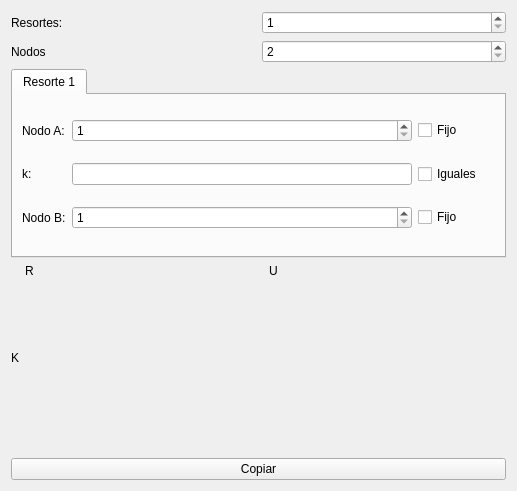
adnksharp/fem-springs, file app/form.ui: the form before one commit.
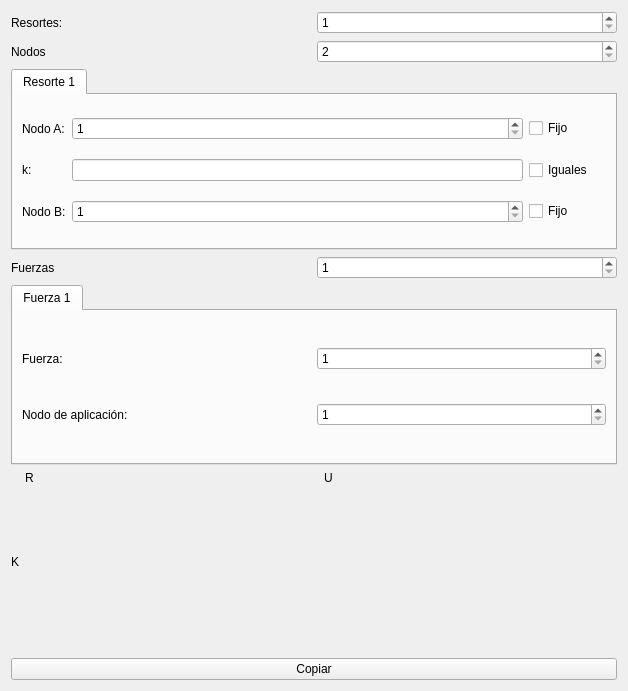
The form after the commit. Icons and pictures are not drawn.

Commit message: style: options for forces added

Patch:
```diff
--- a/app/form.ui
+++ b/app/form.ui
@@ -6,8 +6,8 @@
    <rect>
     <x>0</x>
     <y>0</y>
-    <width>517</width>
-    <height>491</height>
+    <width>628</width>
+    <height>691</height>
    </rect>
   </property>
   <property name="windowTitle">
@@ -167,6 +167,79 @@
      </widget>
     </widget>
    </item>
+   <item>
+    <layout class="QHBoxLayout" name="horizontalLayout_9">
+     <item>
+      <widget class="QLabel" name="label_20">
+       <property name="text">
+        <string>Fuerzas</string>
+       </property>
+      </widget>
+     </item>
+     <item>
+      <widget class="QSpinBox" name="forces">
+       <property name="minimum">
+        <number>1</number>
+       </property>
+       <property name="maximum">
+        <number>255</number>
+       </property>
+      </widget>
+     </item>
+    </layout>
+   </item>
+   <item>
+    <widget class="QTabWidget" name="tabWidget_2">
+     <property name="currentIndex">
+      <number>0</number>
+     </property>
+     <widget class="QWidget" name="tab_3">
+      <attribute name="title">
+       <string>Fuerza 1</string>
+      </attribute>
+      <layout class="QHBoxLayout" name="horizontalLayout_8">
+       <item>
+        <layout class="QGridLayout" name="gridLayout_3">
+         <item row="0" column="1">
+          <widget class="QSpinBox" name="SNA_3">
+           <property name="minimum">
+            <number>1</number>
+           </property>
+          </widget>
+         </item>
+         <item row="0" column="0">
+          <widget class="QLabel" name="label_16">
+           <property name="toolTip">
+            <string/>
+           </property>
+           <property name="statusTip">
+            <string/>
+           </property>
+           <property name="text">
+            <string>Fuerza:</string>
+           </property>
+          </widget>
+         </item>
+         <item row="1" column="1">
+          <widget class="QSpinBox" name="SNB_3">
+           <property name="minimum">
+            <number>1</number>
+           </property>
+          </widget>
+         </item>
+         <item row="1" column="0">
+          <widget class="QLabel" name="label_18">
+           <property name="text">
+            <string>Nodo de aplicación:</string>
+           </property>
+          </widget>
+         </item>
+        </layout>
+       </item>
+      </layout>
+     </widget>
+    </widget>
+   </item>
    <item>
     <layout class="QHBoxLayout" name="horizontalLayout_4">
      <item>
```
The commit also changes 1 other file.
